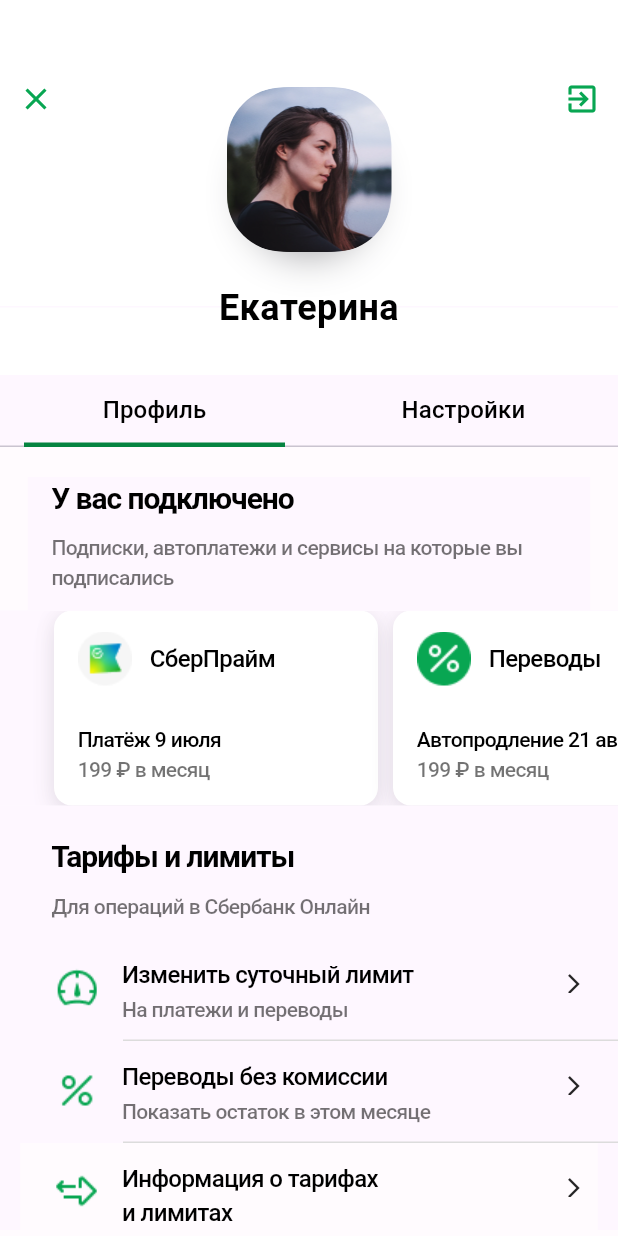
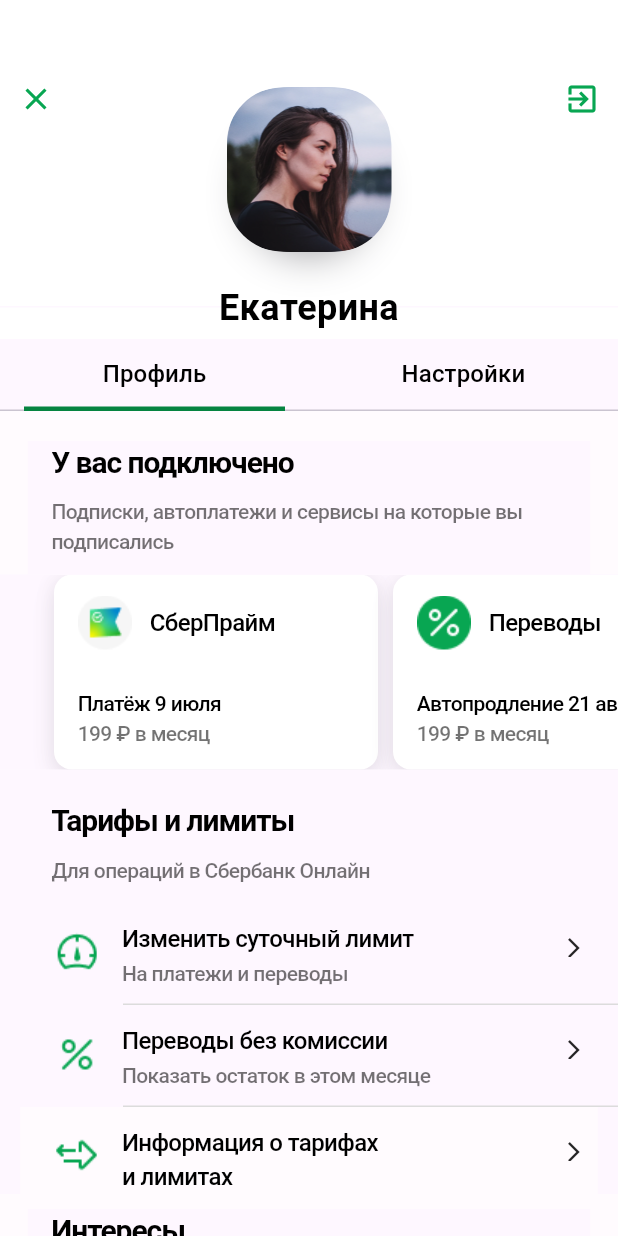
Before and after one commit to RiverSpider/digital_department_flutter, a Flutter app: the screen it shows after launch, on a phone screen of 412 x 824 dp. Run offline on Flutter 3.47's test engine with Material 3 defaults, Android fonts, the phone set to English and light mode, and no system bars; Roboto replaces fonts that are missing (SF Pro Display, SF Pro Text).

Commit message:
add: all work done

```diff
--- a/lib/main.dart
+++ b/lib/main.dart
@@ -1,31 +1,38 @@
 import 'package:digital_department_flutter/mainsection/navigationbuttons.dart';
 import 'package:flutter/material.dart';
-import 'package:digital_department_flutter/mainsection/background.dart';
 import 'package:digital_department_flutter/topsection/topsection.dart';
 
 import 'Assets/Consts.dart';
-import 'mainsection/mainsection.dart';
 
 void main() {
   runApp(MyApp());
 }
 
-class MyApp extends StatefulWidget {
-  @override
-  _MyAppState createState() => _MyAppState();
-}
-
-class _MyAppState extends State<MyApp> {
+class MyApp extends StatelessWidget {
   @override
   Widget build(BuildContext context) {
     return MaterialApp(
-      home: Column(
-        children: [
-          TopSection(),
-          Expanded(
-            child: Navigationbuttons(),
+      home: DefaultTabController(
+        length: 1,
+        child: Scaffold(
+          body: NestedScrollView(
+            headerSliverBuilder: (context, innerBoxIsScrolled) {
+              return [
+                const SliverAppBar(
+                  expandedHeight: AppConstants.topsectionheight-24,
+                  flexibleSpace: FlexibleSpaceBar(
+                    background: TopSection(),
+                  ),
+                ),
+              ];
+            },
+            body: const TabBarView(
+              children: [
+                Navigationbuttons(),
+              ],
+            ),
           ),
-        ],
+        ),
       ),
     );
   }
--- a/lib/mainsection/mainsection.dart
+++ b/lib/mainsection/mainsection.dart
@@ -47,8 +47,7 @@
       {'title': StringResources.science},
     ];
 
-    return SingleChildScrollView(
-      child: Column(
+    return ListView(children: [Column(
       children: [
         SizedBox(
           child: Stack(
@@ -201,7 +200,6 @@
           ),
         ),
       ],
-      ),
-    );
+    )],);
   }
 }
```
Lines whose indentation alone changed are shown as unchanged.
